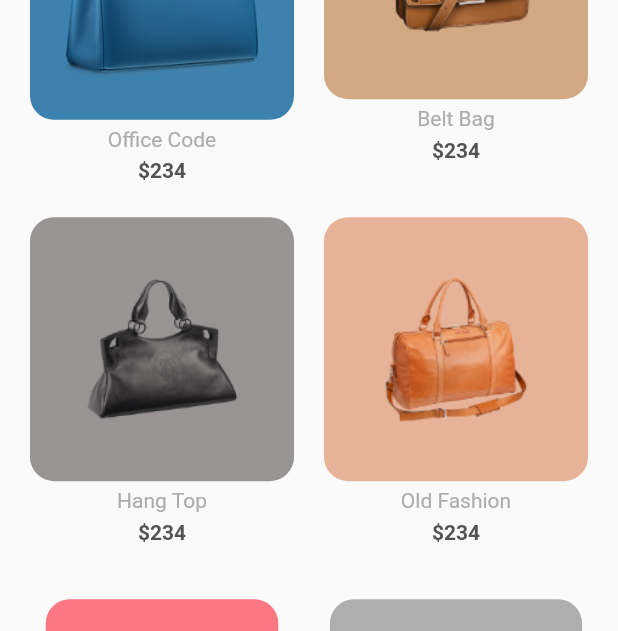
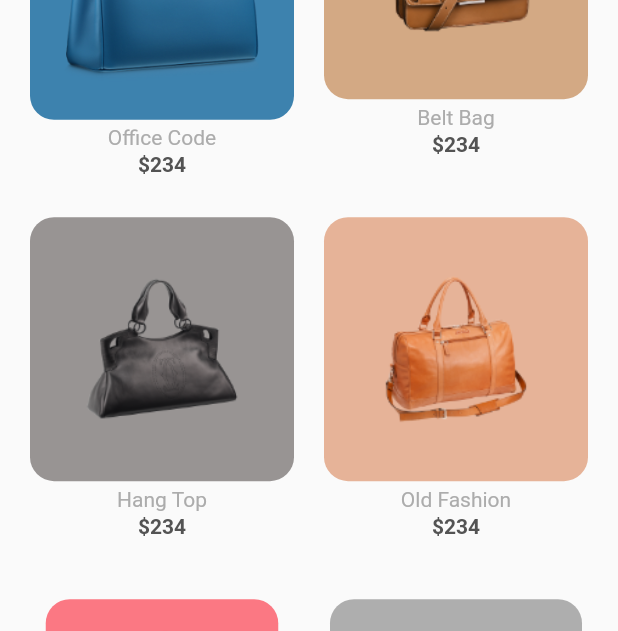
Before and after one commit to mes71/ecommerce_app, a Flutter app: the screen it shows after launch, on a phone screen of 412 x 824 dp. Shown: the part 361-992 px from the top of the screen. Run offline on Flutter 3.47's test engine with Material 2 defaults, Android fonts, the light colour scheme and no system bars; our stand-ins replace flutter_svg.

Commit message:
change some padding edit README.md

```diff
--- a/lib/screens/home/components/body.dart
+++ b/lib/screens/home/components/body.dart
@@ -67,7 +67,7 @@ class ItemCard extends StatelessWidget {
           ),
         ),
         Padding(
-          padding: const EdgeInsets.symmetric(vertical: kDefaultPadding / 4),
+          padding: const EdgeInsets.fromLTRB(0, 4, 0, 2),
           child: Text(
             product.title,
             style: TextStyle(color: kTextLightColor),
```
Also changed, not shown: 1 other file.
